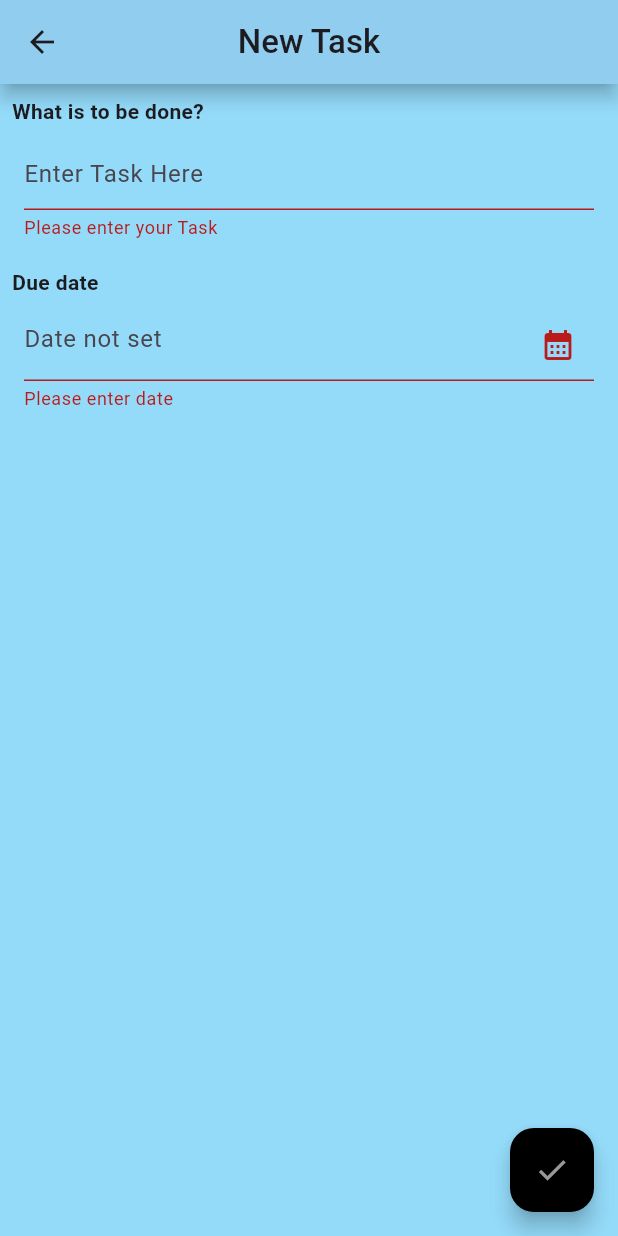
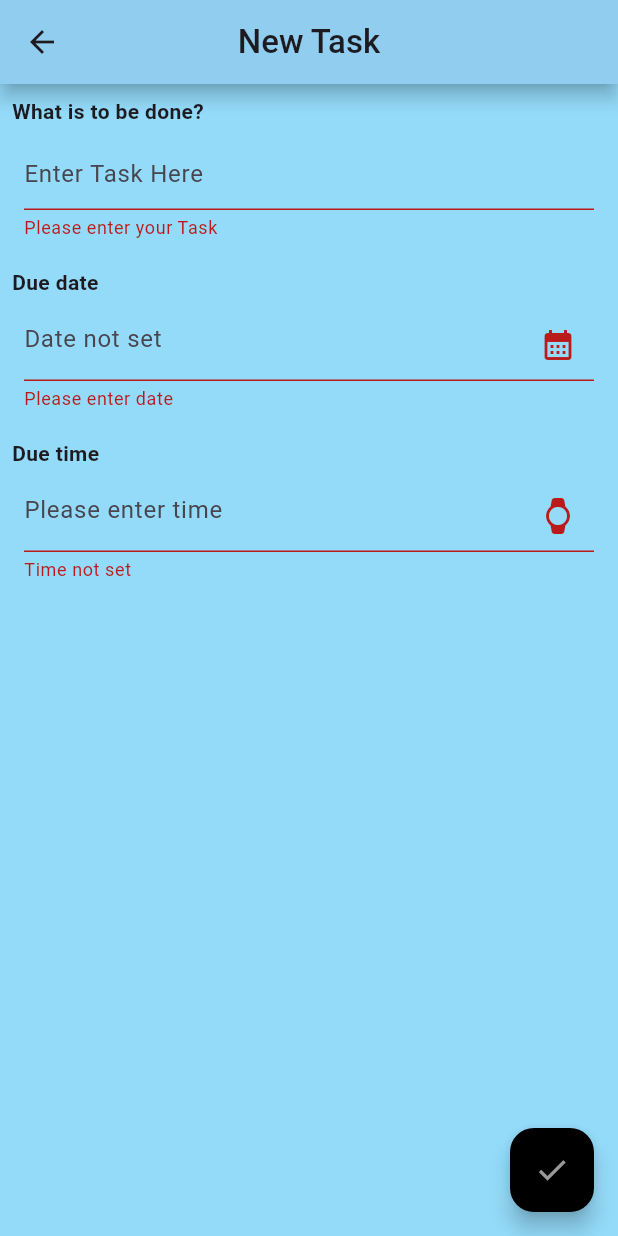
Before and after one commit to hashimtkd/TODO-app, a Flutter app: the AddSheet screen opened directly, after a tap on the "check" icon, on a phone screen of 412 x 824 dp. Run offline on Flutter 3.47's test engine with Material 3 defaults, Android fonts, the light colour scheme and no system bars; our stand-ins replace hive, hive_flutter; accounts and stored records are empty.

Commit message:
reusable widgets currected

```diff
--- /dev/null
+++ b/lib/components/app_textField.dart
@@ -0,0 +1,54 @@
+import 'package:flutter/material.dart';
+
+class AppTextfield extends StatefulWidget {
+  final TextEditingController controller;
+  final String validation;
+  final String hintText;
+  GestureTapCallback? onTap;
+  GestureTapCallback? onPressed;
+  bool? isDate;
+  TextInputType? textInputType;
+
+  AppTextfield({
+    super.key,
+    required this.controller,
+    required this.validation,
+    this.onTap,
+    required this.hintText,
+    this.onPressed,
+    this.isDate,
+    this.textInputType,
+  });
+
+  @override
+  State<AppTextfield> createState() => _AppTextfieldState();
+}
+
+class _AppTextfieldState extends State<AppTextfield> {
+  @override
+  Widget build(BuildContext context) {
+    return TextFormField(
+      keyboardType: widget.textInputType,
+      validator: (value) {
+        if (value == null || value.isEmpty) {
+          return widget.validation;
+        }
+
+        return null;
+      },
+      controller: widget.controller,
+      onTap: widget.onTap,
+      decoration: InputDecoration(
+        suffixIcon: widget.isDate == null
+            ? null
+            : IconButton(
+                onPressed: widget.onPressed,
+                icon: widget.isDate == true
+                    ? Icon(Icons.calendar_month)
+                    : Icon(Icons.watch_rounded),
+              ),
+        hintText: widget.hintText,
+      ),
+    );
+  }
+}
--- a/lib/view/edit_popup.dart
+++ b/lib/components/edit_popup.dart
@@ -1,9 +1,9 @@
 // ignore_for_file: public_member_api_docs, sort_constructors_first
+
 import 'package:flutter/material.dart';
 import 'package:intl/intl.dart';
-
-import 'package:todo_db/custom%20widgets/custom_widgets.dart';
-import 'package:todo_db/db/db%20interface/hive/db%20functions/db_functions.dart';
+import 'package:todo_db/components/app_text.dart';
+import 'package:todo_db/db/db%20functions/db_functions.dart';
 import 'package:todo_db/model/todo.dart';
 
 class EditPopup extends StatefulWidget {
--- a/lib/view/warning_popup.dart
+++ b/lib/components/warning_popup.dart
@@ -1,5 +1,5 @@
 import 'package:flutter/material.dart';
-import 'package:todo_db/custom%20widgets/custom_widgets.dart';
+import 'package:todo_db/components/app_text.dart';
 import 'package:todo_db/view/home_page.dart';
 
 void warning(BuildContext context) {
@@ -22,8 +22,13 @@ void warning(BuildContext context) {
 
               TextButton(
                 onPressed: () {
-                  Navigator.pop(context);
-                  Navigator.pop(context);
+                  Navigator.of(context).pushReplacement(
+                    MaterialPageRoute(
+                      builder: (context) {
+                        return HomePage();
+                      },
+                    ),
+                  );
                 },
                 child: Text('Yes', style: TextStyle(color: Colors.blue)),
               ),
--- a/lib/db/db interface/hive/db functions/db_functions.dart
+++ b/lib/db/db functions/db_functions.dart
@@ -1,5 +1,5 @@
 import 'package:hive/hive.dart';
-import 'package:todo_db/db/db%20interface/db_interface.dart';
+import 'package:todo_db/db/dbInterface/db_interface.dart';
 import 'package:todo_db/model/todo.dart';
 
 Box? hiveBox;
--- a/lib/main.dart
+++ b/lib/main.dart
@@ -1,6 +1,7 @@
 import 'package:flutter/material.dart';
-import 'package:hive_flutter/hive_flutter.dart';
-import 'package:todo_db/db/db%20interface/hive/db%20functions/db_functions.dart';
+import 'package:hive/hive.dart';
+import 'package:hive_flutter/adapters.dart';
+import 'package:todo_db/db/db%20functions/db_functions.dart';
 import 'package:todo_db/model/todo.dart';
 import 'package:todo_db/view/home_page.dart';
 
--- a/lib/view/add_sheet.dart
+++ b/lib/view/add_sheet.dart
@@ -1,9 +1,10 @@
 import 'package:flutter/material.dart';
 import 'package:intl/intl.dart';
-import 'package:todo_db/custom%20widgets/custom_widgets.dart';
-import 'package:todo_db/db/db%20interface/hive/db%20functions/db_functions.dart';
+import 'package:todo_db/components/app_text.dart';
+import 'package:todo_db/components/app_textField.dart';
+import 'package:todo_db/components/warning_popup.dart';
+import 'package:todo_db/db/db%20functions/db_functions.dart';
 import 'package:todo_db/model/todo.dart';
-import 'package:todo_db/view/warning_popup.dart';
 
 class AddSheet extends StatefulWidget {
   const AddSheet({super.key});
@@ -15,7 +16,9 @@ class AddSheet extends StatefulWidget {
 class _AddSheetState extends State<AddSheet> {
   final taskControl = TextEditingController();
   final dateControl = TextEditingController();
+  final timeControl = TextEditingController();
   final _formKey = GlobalKey<FormState>();
+
   @override
   Widget build(BuildContext context) {
     return Scaffold(
@@ -62,15 +65,10 @@ class _AddSheetState extends State<AddSheet> {
               ),
               Padding(
                 padding: const EdgeInsets.all(8.0),
-                child: TextFormField(
+                child: AppTextfield(
                   controller: taskControl,
-                  decoration: InputDecoration(hintText: 'Enter Task Here'),
-                  validator: (value) {
-                    if (value == null || value.isEmpty) {
-                      return 'Please enter your Task';
-                    }
-                    return null;
-                  },
+                  validation: 'Please enter your Task',
+                  hintText: "Enter Task Here",
                 ),
               ),
               SizedBox(height: 10),
@@ -81,28 +79,39 @@ class _AddSheetState extends State<AddSheet> {
               ),
               Padding(
                 padding: const EdgeInsets.all(8.0),
-                child: TextFormField(
-                  keyboardType: TextInputType.datetime,
-                  validator: (value) {
-                    if (value == null || value.isEmpty) {
-                      return 'Please enter date';
-                    }
-                    try {
-                      DateFormat('dd-MM-yyyy').parseStrict(value);
-                    } catch (e) {
-                      return 'Please enter a valid date (dd-MM-yyyy)';
-                    }
-                    return null;
+                child: AppTextfield(
+                  textInputType: TextInputType.datetime,
+                  controller: dateControl,
+                  validation: 'Please enter date',
+                  hintText: 'Date not set',
+                  isDate: true,
+                  onTap: () async {
+                    await showDate();
+                  },
+                  onPressed: () async {
+                    await showDate();
+                  },
+                ),
+              ),
+              SizedBox(height: 10),
+              Row(
+                children: [
+                  AppText(text: 'Due time', fontWeight: FontWeight.bold),
+                ],
+              ),
+              Padding(
+                padding: const EdgeInsets.all(8.0),
+                child: AppTextfield(
+                  isDate: false,
+                  onTap: () async {
+                    await showTime();
+                  },
+                  onPressed: () async {
+                    await showTime();
                   },
                   controller: dateControl,
-                  onTap: () => showDate(),
-                  decoration: InputDecoration(
-                    suffixIcon: IconButton(
-                      onPressed: showDate,
-                      icon: Icon(Icons.calendar_month),
-                    ),
-                    hintText: 'Date not set',
-                  ),
+                  validation: 'Time not set',
+                  hintText: 'Please enter time',
                 ),
               ),
             ],
@@ -112,7 +121,7 @@ class _AddSheetState extends State<AddSheet> {
     );
   }
 
-  void showDate() async {
+  Future<void> showDate() async {
     DateTime? date = await showDatePicker(
       context: context,
       initialDate: DateTime.now(),
@@ -127,8 +136,12 @@ class _AddSheetState extends State<AddSheet> {
     });
   }
 
+  Future<void> showTime() async {
+    await showTimePicker(context: context, initialTime: TimeOfDay.now());
+  }
+
   Future<void> add(String task, String date) async {
-    if (task.isNotEmpty && date.isNotEmpty) {
+    if (task.isNotEmpty && date.isNotEmpty && timeControl.text.isNotEmpty) {
       DateTime _date = DateFormat('dd-MM-yyyy').parseStrict(date);
       final todo = Todo(task: task, date: _date);
       await DbFunctions().add(todo);
--- a/lib/view/home_page.dart
+++ b/lib/view/home_page.dart
@@ -1,9 +1,9 @@
 import 'package:flutter/material.dart';
 import 'package:intl/intl.dart';
-import 'package:todo_db/custom%20widgets/custom_widgets.dart';
-import 'package:todo_db/db/db%20interface/hive/db%20functions/db_functions.dart';
+import 'package:todo_db/components/app_text.dart';
+import 'package:todo_db/components/edit_popup.dart';
+import 'package:todo_db/db/db%20functions/db_functions.dart';
 import 'package:todo_db/view/add_sheet.dart';
-import 'package:todo_db/view/edit_popup.dart';
 
 class HomePage extends StatefulWidget {
   const HomePage({super.key});
@@ -49,6 +49,8 @@ class _HomePageState extends State<HomePage> {
         shadowColor: Colors.black,
         elevation: 5,
       ),
+
+      drawer: Drawer(),
       body: todoList.isEmpty
           ? Stack(
               children: [
```
Also changed, not shown: lib/components/app_text.dart (renamed from lib/custom widgets/custom_widgets.dart), lib/db/dbInterface/db_interface.dart (renamed from lib/db/db interface/db_interface.dart).
